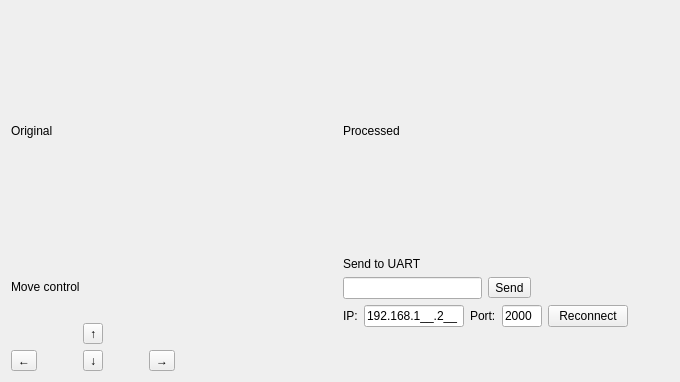
id23cat/RoboVision, file RoboControl/mainwindow.ui: the form before one commit.
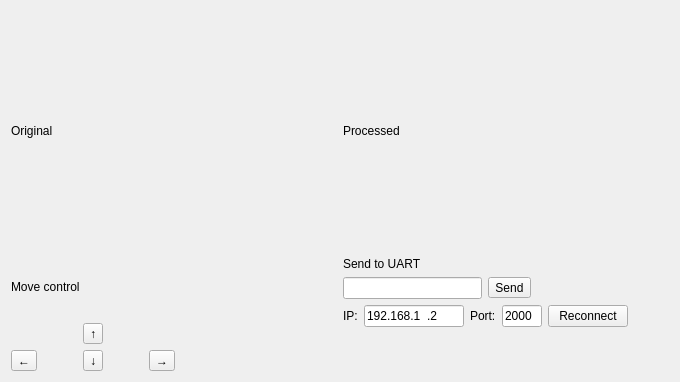
The form after the commit.

```diff
--- a/RoboControl/mainwindow.ui
+++ b/RoboControl/mainwindow.ui
@@ -277,7 +277,7 @@
              </size>
             </property>
             <property name="inputMask">
-             <string>000.000.000.000;_</string>
+             <string>000.000.000.000; </string>
             </property>
             <property name="text">
              <string>192.168.1.2</string>
```
Left out of the diff: 14 changed lines with no effect on the pictures.
